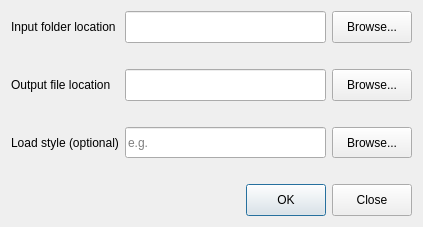
Old version of the form ui/impphotos.ui in the repository KIOS-Research/ImportPhotos.
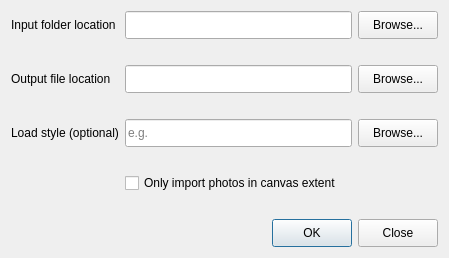
New version of the form.

Commit message:
add option to import photos only in canvas extent
#47

The edit to the form file:
```diff
--- a/ui/impphotos.ui
+++ b/ui/impphotos.ui
@@ -9,8 +9,8 @@
    <rect>
     <x>0</x>
     <y>0</y>
-    <width>423</width>
-    <height>227</height>
+    <width>449</width>
+    <height>258</height>
    </rect>
   </property>
   <property name="minimumSize">
@@ -64,7 +64,23 @@
       </spacer>
      </item>
      <item row="3" column="2">
-      <spacer name="horizontalSpacer_5">
+      <spacer name="horizontalSpacer_10">
+       <property name="orientation">
+        <enum>Qt::Horizontal</enum>
+       </property>
+       <property name="sizeType">
+        <enum>QSizePolicy::Preferred</enum>
+       </property>
+       <property name="sizeHint" stdset="0">
+        <size>
+         <width>40</width>
+         <height>20</height>
+        </size>
+       </property>
+      </spacer>
+     </item>
+     <item row="5" column="4">
+      <spacer name="horizontalSpacer_6">
        <property name="orientation">
         <enum>Qt::Horizontal</enum>
        </property>
@@ -96,30 +112,10 @@
       </spacer>
      </item>
      <item row="5" column="2">
-      <spacer name="horizontalSpacer_7">
+      <spacer name="horizontalSpacer_5">
        <property name="orientation">
         <enum>Qt::Horizontal</enum>
        </property>
-       <property name="sizeHint" stdset="0">
-        <size>
-         <width>40</width>
-         <height>20</height>
-        </size>
-       </property>
-      </spacer>
-     </item>
-     <item row="2" column="0">
-      <widget class="QLabel" name="label_2">
-       <property name="text">
-        <string>Output file location</string>
-       </property>
-      </widget>
-     </item>
-     <item row="3" column="0">
-      <spacer name="horizontalSpacer_4">
-       <property name="orientation">
-        <enum>Qt::Horizontal</enum>
-       </property>
        <property name="sizeType">
         <enum>QSizePolicy::Preferred</enum>
        </property>
@@ -131,37 +127,7 @@
        </property>
       </spacer>
      </item>
-     <item row="4" column="0">
-      <widget class="QLabel" name="label_3">
-       <property name="text">
-        <string>Load style (optional)</string>
-       </property>
-      </widget>
-     </item>
-     <item row="3" column="4">
-      <spacer name="horizontalSpacer_6">
-       <property name="orientation">
-        <enum>Qt::Horizontal</enum>
-       </property>
-       <property name="sizeType">
-        <enum>QSizePolicy::Preferred</enum>
-       </property>
-       <property name="sizeHint" stdset="0">
-        <size>
-         <width>40</width>
-         <height>20</height>
-        </size>
-       </property>
-      </spacer>
-     </item>
-     <item row="0" column="0">
-      <widget class="QLabel" name="label">
-       <property name="text">
-        <string>Input folder location</string>
-       </property>
-      </widget>
-     </item>
-     <item row="6" column="2">
+     <item row="8" column="2">
       <layout class="QHBoxLayout" name="horizontalLayout_2">
        <item>
         <spacer name="horizontalSpacer_8">
@@ -191,6 +157,120 @@
        </item>
       </layout>
      </item>
+     <item row="7" column="2">
+      <spacer name="horizontalSpacer_7">
+       <property name="orientation">
+        <enum>Qt::Horizontal</enum>
+       </property>
+       <property name="sizeHint" stdset="0">
+        <size>
+         <width>40</width>
+         <height>20</height>
+        </size>
+       </property>
+      </spacer>
+     </item>
+     <item row="5" column="0">
+      <spacer name="horizontalSpacer_9">
+       <property name="orientation">
+        <enum>Qt::Horizontal</enum>
+       </property>
+       <property name="sizeType">
+        <enum>QSizePolicy::Preferred</enum>
+       </property>
+       <property name="sizeHint" stdset="0">
+        <size>
+         <width>40</width>
+         <height>20</height>
+        </size>
+       </property>
+      </spacer>
+     </item>
+     <item row="4" column="0">
+      <widget class="QLabel" name="label_3">
+       <property name="text">
+        <string>Load style (optional)</string>
+       </property>
+      </widget>
+     </item>
+     <item row="2" column="0">
+      <widget class="QLabel" name="label_2">
+       <property name="text">
+        <string>Output file location</string>
+       </property>
+      </widget>
+     </item>
+     <item row="1" column="0">
+      <spacer name="horizontalSpacer">
+       <property name="orientation">
+        <enum>Qt::Horizontal</enum>
+       </property>
+       <property name="sizeType">
+        <enum>QSizePolicy::Preferred</enum>
+       </property>
+       <property name="sizeHint" stdset="0">
+        <size>
+         <width>40</width>
+         <height>20</height>
+        </size>
+       </property>
+      </spacer>
+     </item>
+     <item row="3" column="4">
+      <spacer name="horizontalSpacer_11">
+       <property name="orientation">
+        <enum>Qt::Horizontal</enum>
+       </property>
+       <property name="sizeType">
+        <enum>QSizePolicy::Preferred</enum>
+       </property>
+       <property name="sizeHint" stdset="0">
+        <size>
+         <width>40</width>
+         <height>20</height>
+        </size>
+       </property>
+      </spacer>
+     </item>
+     <item row="1" column="2">
+      <spacer name="horizontalSpacer_2">
+       <property name="orientation">
+        <enum>Qt::Horizontal</enum>
+       </property>
+       <property name="sizeType">
+        <enum>QSizePolicy::Preferred</enum>
+       </property>
+       <property name="sizeHint" stdset="0">
+        <size>
+         <width>40</width>
+         <height>20</height>
+        </size>
+       </property>
+      </spacer>
+     </item>
+     <item row="3" column="0">
+      <spacer name="horizontalSpacer_4">
+       <property name="orientation">
+        <enum>Qt::Horizontal</enum>
+       </property>
+       <property name="sizeType">
+        <enum>QSizePolicy::Preferred</enum>
+       </property>
+       <property name="sizeHint" stdset="0">
+        <size>
+         <width>40</width>
+         <height>20</height>
+        </size>
+       </property>
+      </spacer>
+     </item>
+     <item row="0" column="0">
+      <widget class="QLabel" name="label">
+       <property name="text">
+        <string>Input folder location</string>
+       </property>
+      </widget>
+     </item>
      <item row="0" column="2">
       <widget class="QLineEdit" name="imp">
        <property name="sizePolicy">
@@ -263,7 +343,17 @@
        </property>
       </widget>
      </item>
-     <item row="6" column="4">
+     <item row="6" column="2">
+      <widget class="QCheckBox" name="canvas_extent">
+       <property name="layoutDirection">
+        <enum>Qt::LeftToRight</enum>
+       </property>
+       <property name="text">
+        <string>Only import photos in canvas extent</string>
+       </property>
+      </widget>
+     </item>
+     <item row="8" column="4">
       <widget class="QPushButton" name="closebutton">
        <property name="sizePolicy">
         <sizepolicy hsizetype="Fixed" vsizetype="Expanding">
```
Left out of the diff: 32 changed lines with no effect on the pictures. The commit also changes 2 other files.
